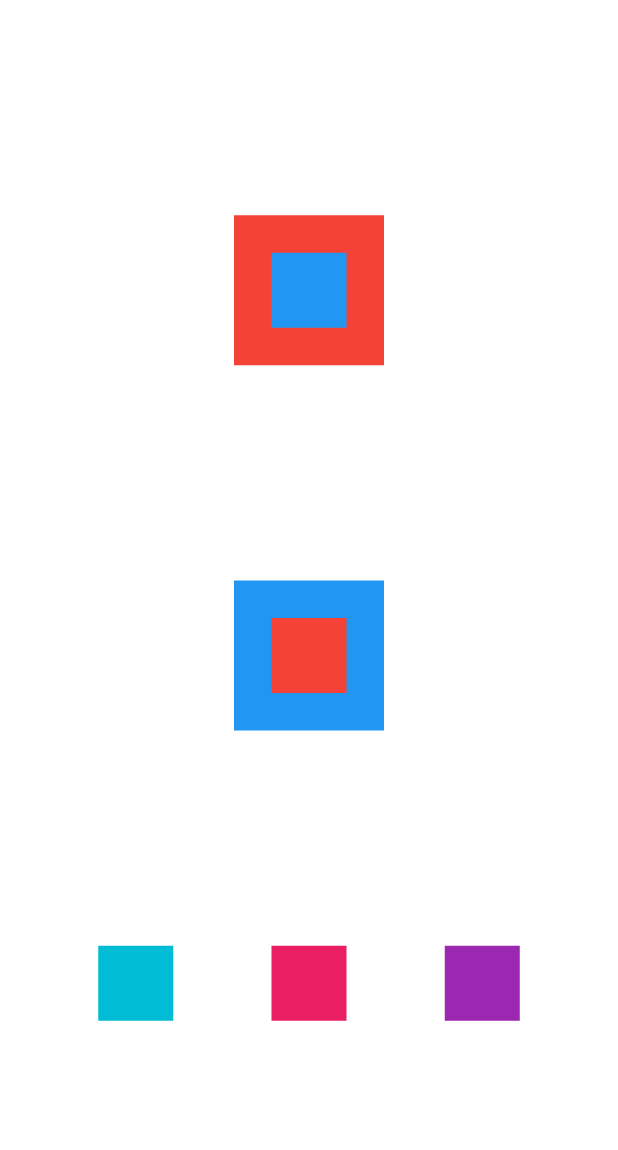
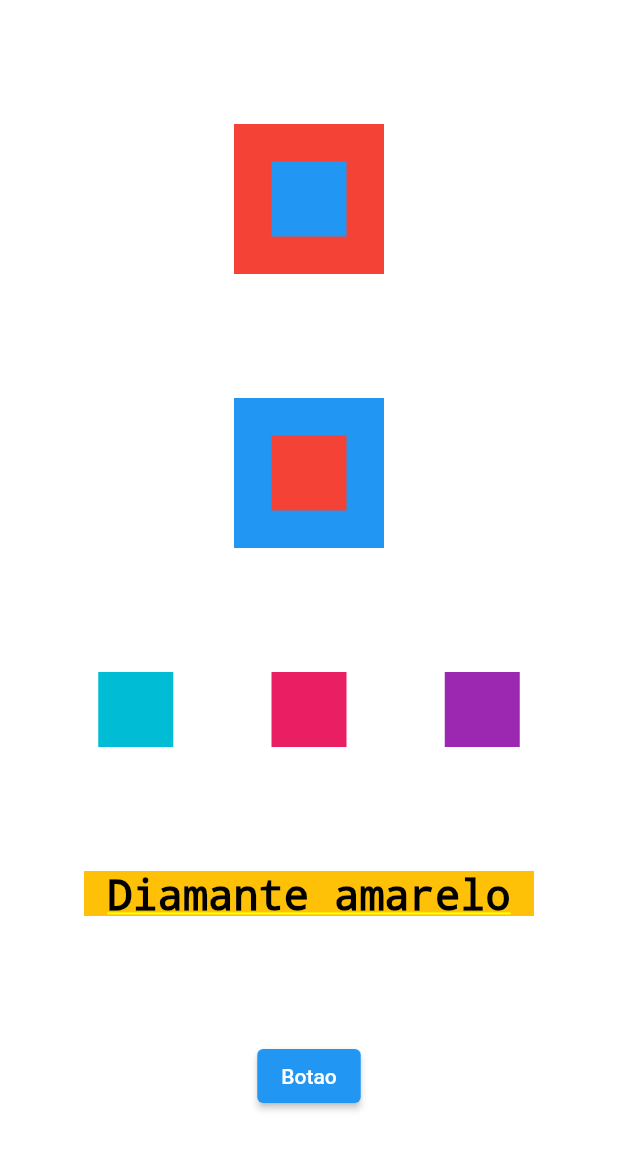
Before and after one commit to otaviohenrique1/flutter_primeiro_projeto, a Flutter app: the screen it shows after launch, on a phone screen of 412 x 824 dp. Shown: the top 1150 px of the screen. Run offline on Flutter 3.47's test engine with Material 2 defaults, Android fonts, the phone set to English and light mode, and no system bars.

Commit message:
commit 2

```diff
--- a/lib/main.dart
+++ b/lib/main.dart
@@ -42,6 +42,25 @@ class MyApp extends StatelessWidget {
                 Container(color: Colors.purple, width: 50, height: 50),
               ],
             ),
+            Container(
+              color: Colors.amber,
+              width: 300,
+              height: 30,
+              child: const Text(
+                "Diamante amarelo",
+                textAlign: TextAlign.center,
+                style: TextStyle(
+                  color: Colors.black,
+                  fontSize: 28,
+                ),
+              ),
+            ),
+            ElevatedButton(
+              onPressed: () {
+                print("Apertou o botao");
+              },
+              child: const Text("Botao"),
+            )
           ],
         ),
       ),
```
